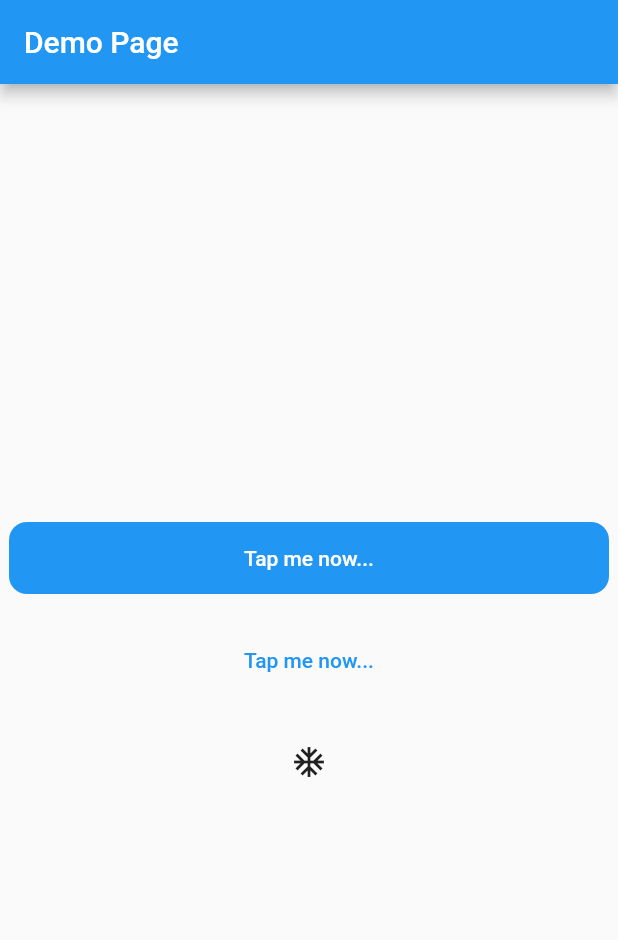
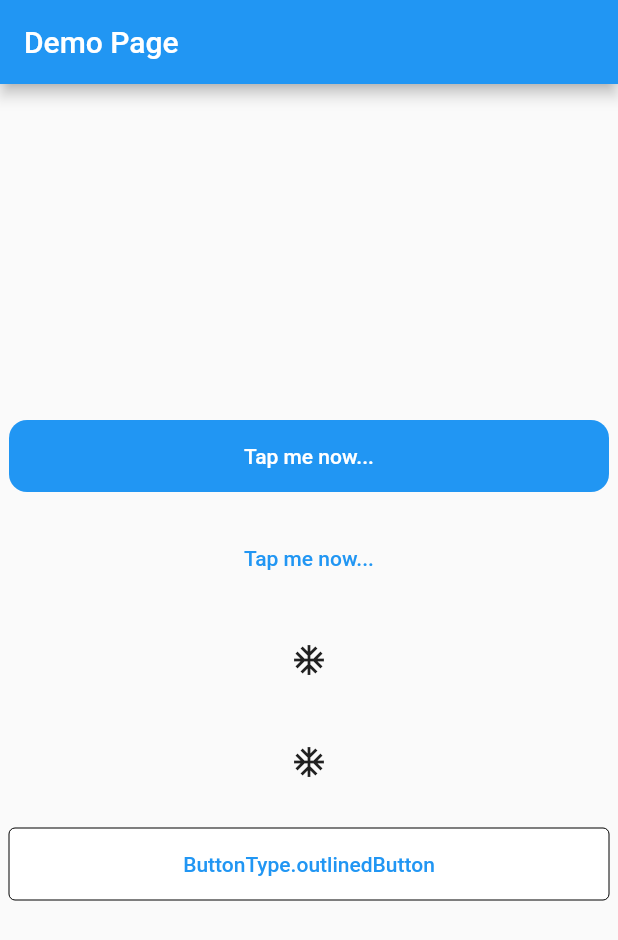
Before and after one commit to ekoRemDev/single_tapable_button, a Flutter app: the screen it shows after launch, on a phone screen of 412 x 824 dp. Shown: the top 940 px of the screen. Run offline on Flutter 3.47's test engine with Material 2 defaults, Android fonts, the phone set to English and light mode, and no system bars.

Commit message:
bug fixes

```diff
--- a/example/lib/main.dart
+++ b/example/lib/main.dart
@@ -114,6 +114,56 @@ class _MyHomePageState extends State<MyHomePage> {
               },
             ),
           ),
+          const SizedBox(height: 20),
+          Center(
+            child: SingleTapableButton(
+              buttonType: ButtonType.listItem,
+              width: 40,
+              child: const Icon(Icons.ac_unit),
+              onPressed: (StreamSink<bool> canBePressed) async {
+                // Do whatever has to be done
+
+                if (kDebugMode) {
+                  print('Button is pressed');
+                }
+
+                // we are doing api call and it takes time
+
+                // Make button tappable again
+                Future.delayed(
+                  const Duration(milliseconds: 2000),
+                      () => canBePressed.add(true),
+                );
+                // canBePressed.add(true);
+              },
+            ),
+          ),
+          const SizedBox(height: 20),
+          Center(
+            child: SingleTapableButton(
+              buttonType: ButtonType.outlinedButton,
+              width: 400,
+              backgroundColor: Colors.white,
+              borderColor: Colors.black,
+              child: const Text('ButtonType.outlinedButton'),
+              onPressed: (StreamSink<bool> canBePressed) async {
+                // Do whatever has to be done
+
+                if (kDebugMode) {
+                  print('Button is pressed');
+                }
+
+                // we are doing api call and it takes time
+
+                // Make button tappable again
+                Future.delayed(
+                  const Duration(milliseconds: 2000),
+                      () => canBePressed.add(true),
+                );
+                // canBePressed.add(true);
+              },
+            ),
+          ),
         ],
       ),
     );
--- a/lib/single_tapable_buttons.dart
+++ b/lib/single_tapable_buttons.dart
@@ -19,6 +19,8 @@ class SingleTapableButton extends StatefulWidget {
   /// If buttonType is IconButton, this widget has to be defined
   final Icon? icon;
   final Color backgroundColor;
+  /// This is used in OutlinedButton
+  final Color borderColor;
   final bool disabled;
   final double? height;
   final double? width;
@@ -30,6 +32,7 @@ class SingleTapableButton extends StatefulWidget {
     this.child,
     this.icon,
     this.backgroundColor = Colors.blue,
+    this.borderColor = Colors.amber,
     this.disabled = false,
     this.height = 48,
     this.width = double.infinity,
@@ -157,17 +160,34 @@ class _SingleTapableButtonState extends State<SingleTapableButton> {
                         widget.onPressed(canButtonBePressedStream.sink);
                       }
                     : null,
-                child: widget,
+                child: canBePressed
+                    ? widget.child ?? const SizedBox()
+                    : const Center(
+                        child: CircularProgressIndicator(
+                          strokeWidth: 1,
+                        ),
+                      ),
               );
             } else if (widget.buttonType == ButtonType.outlinedButton) {
               return OutlinedButton(
+                style: OutlinedButton.styleFrom(
+                  backgroundColor: widget.backgroundColor,
+                  side: BorderSide(color: widget.borderColor, width: 0, ),
+
+                ),
                 onPressed: canBePressed
                     ? () {
                         canButtonBePressedStream.sink.add(false);
                         widget.onPressed(canButtonBePressedStream.sink);
                       }
                     : null,
-                child: widget,
+                child: canBePressed
+                    ? widget.child ?? const SizedBox()
+                    : const Center(
+                        child: CircularProgressIndicator(
+                          strokeWidth: 1,
+                        ),
+                      ),
               );
             } else {
               return const SizedBox();
--- a/pubspec.yaml
+++ b/pubspec.yaml
@@ -1,6 +1,6 @@
 name: single_tapable_buttons
 description: With this customizable button, you can control your button capability and styling
-version: 0.0.8
+version: 0.0.9
 homepage: https://github.com/ekoRemDev/single_tapable_button
 
 environment:
```
Also changed, not shown: 1 other file.
